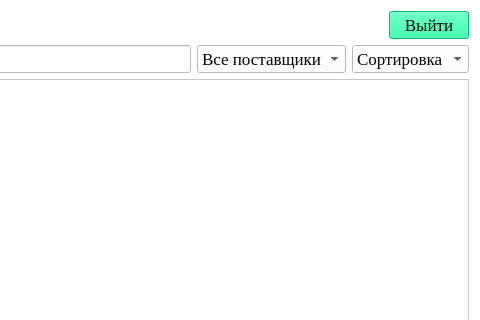
Above: ui/catalog_win.ui from lirthu/demo before the change; both pictures show x 420 to 900 and y 0 to 320 of the 900 by 600 pixel window. Below: the same form after it.
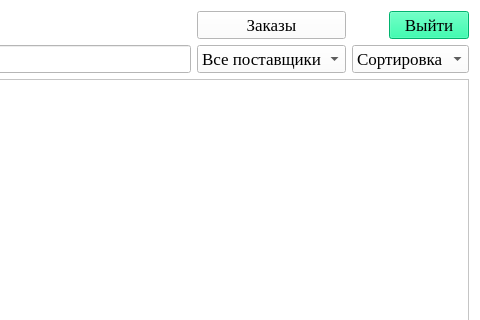
That is the form after the change. Icons and pictures are not drawn.

```diff
--- a/ui/catalog_win.ui
+++ b/ui/catalog_win.ui
@@ -98,6 +98,13 @@
        </item>
       </widget>
      </item>
+     <item row="0" column="2">
+      <widget class="QPushButton" name="open_orders_btn">
+       <property name="text">
+        <string>Заказы</string>
+       </property>
+      </widget>
+     </item>
     </layout>
    </item>
    <item>
```
Left out of the diff: 4 changed lines with no effect on the pictures.
